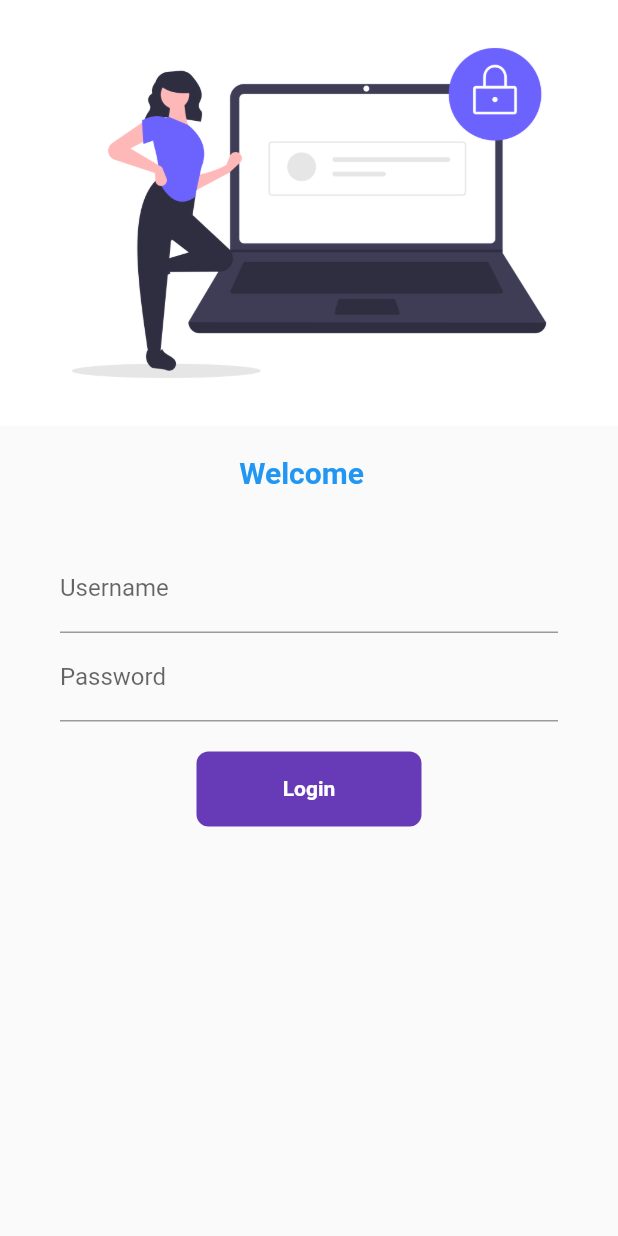
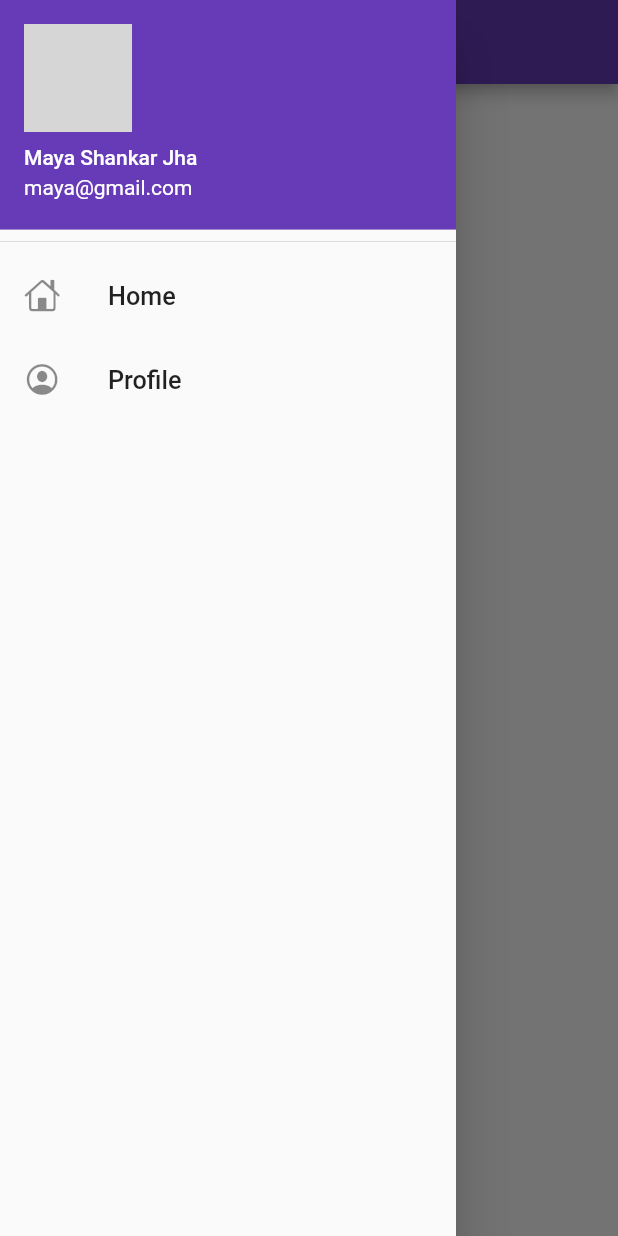
Before and after one commit to mayashankar7/FlutterLearningPhase1, a Flutter app: the screen it shows after launch, with the side drawer open (before the commit the screen has no drawer), on a phone screen of 412 x 824 dp. Run offline on Flutter 3.47's test engine with Material 2 defaults, Android fonts, the phone set to English and light mode, and no system bars; missing offline and left inert: dart:ffi; network calls fail; grey boxes are pictures that could not be loaded.

Commit message:
day 8 completed

```diff
--- a/lib/main.dart
+++ b/lib/main.dart
@@ -18,6 +18,9 @@ class MyApp extends StatelessWidget {
         themeMode: ThemeMode.light,
         theme: ThemeData(primarySwatch: Colors.deepPurple),
         darkTheme: ThemeData(brightness: Brightness.dark),
+        debugShowCheckedModeBanner: false,
+        initialRoute: MyRoutes.homeRoute,
+
         routes: {
           "/": (context) => LoginPage(),
           MyRoutes.loginRoute: (context) => LoginPage(),
--- a/lib/pages/home_page.dart
+++ b/lib/pages/home_page.dart
@@ -1,4 +1,5 @@
 import 'package:flutter/material.dart';
+import 'package:flutter_application_1/widgets/drawer.dart';
 
 // ignore_for_file: prefer_const_constructors
 class HomePage extends StatelessWidget {
@@ -9,14 +10,13 @@ class HomePage extends StatelessWidget {
     return Scaffold(
       appBar: AppBar(
         title: Text("HomePage"),
-
       ),
       body: Center(
         child: Container(
           child: Text("maya shankar jha"),
         ),
       ),
-      drawer: Drawer(),
+      drawer: MyDrawer(),
     );
   }
 }
--- /dev/null
+++ b/lib/widgets/drawer.dart
@@ -0,0 +1,48 @@
+// ignore_for_file: prefer_const_literals_to_create_immutables
+
+import 'package:flutter/cupertino.dart';
+import 'package:flutter/material.dart';
+
+// ignore_for_file: prefer_const_constructors
+class MyDrawer extends StatelessWidget {
+  const MyDrawer({Key? key}) : super(key: key);
+
+  @override
+  Widget build(BuildContext context) {
+    final imageURL =
+        "https://pbs.twimg.com/profile_images/1277591126065569795/1L1Ymlkd_400x400.jpg";
+    return Drawer(
+      child: ListView(
+        children: [
+          DrawerHeader(
+              padding: EdgeInsets.zero,
+              child: UserAccountsDrawerHeader(
+                accountEmail: Text("maya@gmail.com"),
+                accountName: Text("Maya Shankar Jha"),
+                currentAccountPicture: CircleAvatar(
+                  backgroundImage: NetworkImage(imageURL),
+                ),
+              )),
+          ListTile(
+            leading: Icon(
+              CupertinoIcons.home,
+            ),
+            title: Text(
+              "Home",
+              textScaleFactor: 1.2,
+            ),
+          ),
+          ListTile(
+            leading: Icon(
+              CupertinoIcons.profile_circled,
+            ),
+            title: Text(
+              "Profile",
+              textScaleFactor: 1.2,
+            ),
+          )
+        ],
+      ),
+    );
+  }
+}
```
